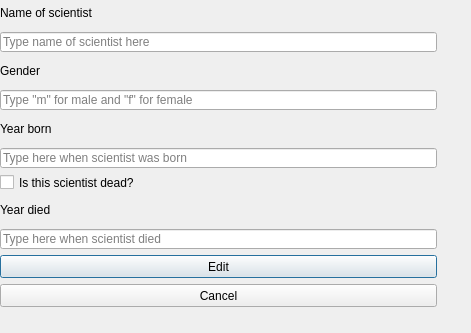
Above: editscientist.ui from stefanv15/verklegtNamskeid_skil3 before the change. Below: the same form after it.
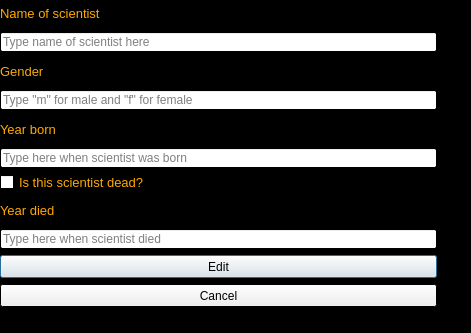
That is the form after the change.

Patch:
```diff
--- a/editscientist.ui
+++ b/editscientist.ui
@@ -10,6 +10,124 @@
     <height>333</height>
    </rect>
   </property>
+  <property name="palette">
+   <palette>
+    <active>
+     <colorrole role="WindowText">
+      <brush brushstyle="SolidPattern">
+       <color alpha="255">
+        <red>255</red>
+        <green>170</green>
+        <blue>0</blue>
+       </color>
+      </brush>
+     </colorrole>
+     <colorrole role="Text">
+      <brush brushstyle="SolidPattern">
+       <color alpha="255">
+        <red>0</red>
+        <green>0</green>
+        <blue>0</blue>
+       </color>
+      </brush>
+     </colorrole>
+     <colorrole role="Base">
+      <brush brushstyle="SolidPattern">
+       <color alpha="255">
+        <red>255</red>
+        <green>255</green>
+        <blue>255</blue>
+       </color>
+      </brush>
+     </colorrole>
+     <colorrole role="Window">
+      <brush brushstyle="SolidPattern">
+       <color alpha="255">
+        <red>0</red>
+        <green>0</green>
+        <blue>0</blue>
+       </color>
+      </brush>
+     </colorrole>
+    </active>
+    <inactive>
+     <colorrole role="WindowText">
+      <brush brushstyle="SolidPattern">
+       <color alpha="255">
+        <red>255</red>
+        <green>170</green>
+        <blue>0</blue>
+       </color>
+      </brush>
+     </colorrole>
+     <colorrole role="Text">
+      <brush brushstyle="SolidPattern">
+       <color alpha="255">
+        <red>0</red>
+        <green>0</green>
+        <blue>0</blue>
+       </color>
+      </brush>
+     </colorrole>
+     <colorrole role="Base">
+      <brush brushstyle="SolidPattern">
+       <color alpha="255">
+        <red>255</red>
+        <green>255</green>
+        <blue>255</blue>
+       </color>
+      </brush>
+     </colorrole>
+     <colorrole role="Window">
+      <brush brushstyle="SolidPattern">
+       <color alpha="255">
+        <red>0</red>
+        <green>0</green>
+        <blue>0</blue>
+       </color>
+      </brush>
+     </colorrole>
+    </inactive>
+    <disabled>
+     <colorrole role="WindowText">
+      <brush brushstyle="SolidPattern">
+       <color alpha="255">
+        <red>120</red>
+        <green>120</green>
+        <blue>120</blue>
+       </color>
+      </brush>
+     </colorrole>
+     <colorrole role="Text">
+      <brush brushstyle="SolidPattern">
+       <color alpha="255">
+        <red>120</red>
+        <green>120</green>
+        <blue>120</blue>
+       </color>
+      </brush>
+     </colorrole>
+     <colorrole role="Base">
+      <brush brushstyle="SolidPattern">
+       <color alpha="255">
+        <red>0</red>
+        <green>0</green>
+        <blue>0</blue>
+       </color>
+      </brush>
+     </colorrole>
+     <colorrole role="Window">
+      <brush brushstyle="SolidPattern">
+       <color alpha="255">
+        <red>0</red>
+        <green>0</green>
+        <blue>0</blue>
+       </color>
+      </brush>
+     </colorrole>
+    </disabled>
+   </palette>
+  </property>
   <property name="windowTitle">
    <string>Dialog</string>
   </property>
@@ -48,6 +166,11 @@
      <height>26</height>
     </rect>
    </property>
+   <property name="font">
+    <font>
+     <pointsize>10</pointsize>
+    </font>
+   </property>
    <property name="text">
     <string>Name of scientist</string>
    </property>
@@ -61,6 +184,11 @@
      <height>26</height>
     </rect>
    </property>
+   <property name="font">
+    <font>
+     <pointsize>10</pointsize>
+    </font>
+   </property>
    <property name="text">
     <string>Year born</string>
    </property>
@@ -87,6 +215,11 @@
      <height>26</height>
     </rect>
    </property>
+   <property name="font">
+    <font>
+     <pointsize>10</pointsize>
+    </font>
+   </property>
    <property name="text">
     <string>Year died</string>
    </property>
@@ -100,6 +233,11 @@
      <height>26</height>
     </rect>
    </property>
+   <property name="font">
+    <font>
+     <pointsize>10</pointsize>
+    </font>
+   </property>
    <property name="text">
     <string>Gender</string>
    </property>
@@ -139,6 +277,11 @@
      <height>17</height>
     </rect>
    </property>
+   <property name="font">
+    <font>
+     <pointsize>10</pointsize>
+    </font>
+   </property>
    <property name="text">
     <string>Is this scientist dead?</string>
    </property>
```
